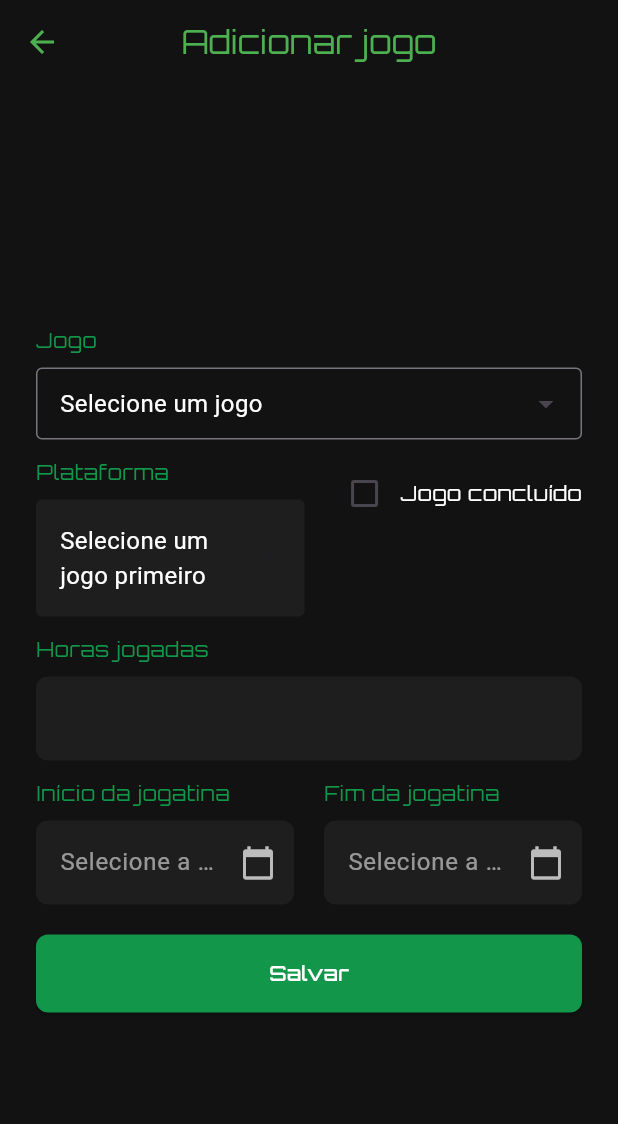
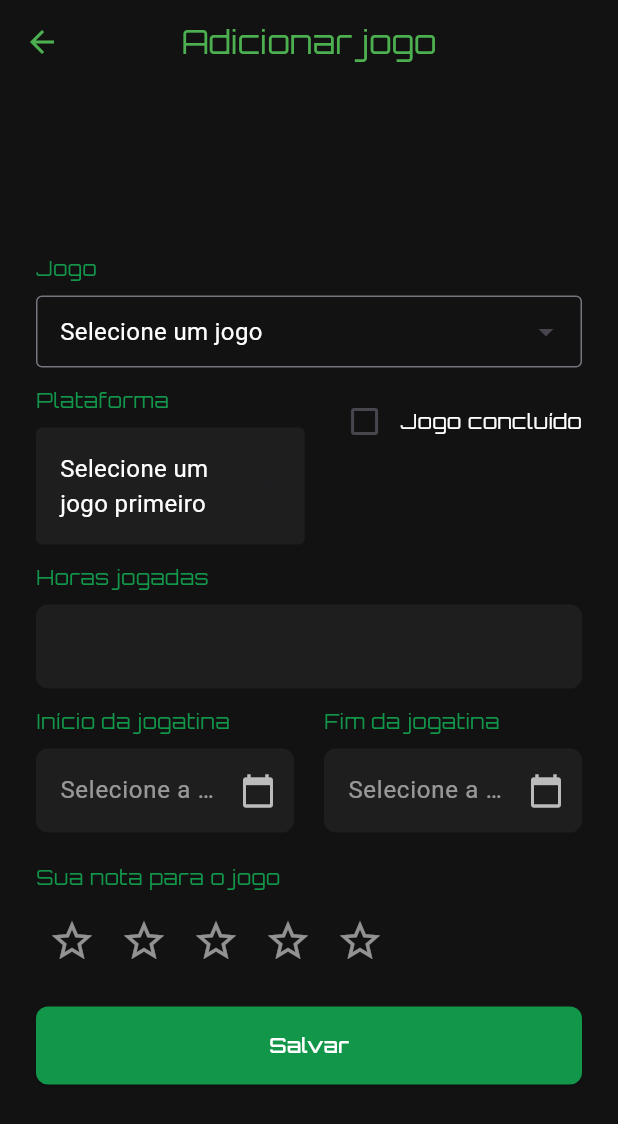
Before and after one commit to gmalisse/ez_tracking, a Flutter app: the AddGamePage screen opened directly, on a phone screen of 412 x 824 dp. Shown: the top 1124 px of the screen. Run offline on Flutter 3.47's test engine with Material 3 defaults, Android fonts, the phone set to English and light mode, and no system bars; drawn by our look-alikes of dropdown_search; our stand-ins replace shared_preferences, sqflite, sqflite_common_ffi; accounts and stored records are empty.

Commit message:
feat: Adicionada nota que o usuário dá ao game.

```diff
--- a/lib/main.dart
+++ b/lib/main.dart
@@ -1100,6 +1100,7 @@ class _AddGamePageState extends State<AddGamePage> {
   DateTime? _startDate;
   DateTime? _endDate;
   bool _isCompleted = false;
+  int _rating = 0;
 
   @override
   void initState() {
@@ -1121,6 +1122,7 @@ class _AddGamePageState extends State<AddGamePage> {
             '${_endDate!.day.toString().padLeft(2, '0')}/${_endDate!.month.toString().padLeft(2, '0')}/${_endDate!.year}';
       }
       _isCompleted = gameplay.zerado;
+      _rating = gameplay.rating;
       _loadPlatformsForSelectedGame(selectedPlatformName: gameplay.console);
     }
   }
@@ -1603,6 +1605,34 @@ class _AddGamePageState extends State<AddGamePage> {
                 ),
 
                 const SizedBox(height: 20),
+                const Align(
+                  alignment: Alignment.centerLeft,
+                  child: Text(
+                    'Sua nota para o jogo',
+                    style: TextStyle(color: green, fontFamily: 'Orbitron'),
+                  ),
+                ),
+                const SizedBox(height: 8),
+                Row(
+                  mainAxisAlignment: MainAxisAlignment.start,
+                  children: List.generate(
+                    5,
+                    (index) => IconButton(
+                      iconSize: 32,
+                      icon: Icon(
+                        index < _rating ? Icons.star : Icons.star_border,
+                        color: index < _rating ? Colors.amber : Colors.white54,
+                      ),
+                      onPressed: () {
+                        setState(() {
+                          _rating = index + 1;
+                        });
+                      },
+                    ),
+                  ),
+                ),
+
+                const SizedBox(height: 20),
                 ElevatedButton(
                   onPressed: () async {
                     final authProvider = context.read<AuthProvider>();
@@ -1673,6 +1703,7 @@ class _AddGamePageState extends State<AddGamePage> {
                       dataFim: _endDate,
                       zerado: _isCompleted,
                       console: selectedPlatform.name,
+                      rating: _rating,
                     );
 
                     final gameplayProvider = context.read<GameplayProvider>();
--- a/lib/models/gameplay.dart
+++ b/lib/models/gameplay.dart
@@ -7,6 +7,7 @@ class Gameplay {
   final DateTime? dataFim;
   final bool zerado;
   final String console;
+  final int rating;
 
   Gameplay({
     this.id,
@@ -17,6 +18,7 @@ class Gameplay {
     this.dataFim,
     required this.zerado,
     required this.console,
+    this.rating = 0,
   });
 
   static int? _parseInt(Object? value) {
@@ -35,6 +37,7 @@ class Gameplay {
       'dataFim': dataFim?.toIso8601String(),
       'zerado': zerado ? 1 : 0,
       'console': console,
+      'rating': rating,
     };
   }
 
@@ -48,6 +51,7 @@ class Gameplay {
       dataFim: map['dataFim'] != null ? DateTime.parse(map['dataFim']) : null,
       zerado: map['zerado'] == 1,
       console: map['console'],
+      rating: _parseInt(map['rating']) ?? 0,
     );
   }
 }
```
Also changed, not shown: lib/database/db_helper.dart (+14 -1 lines).
